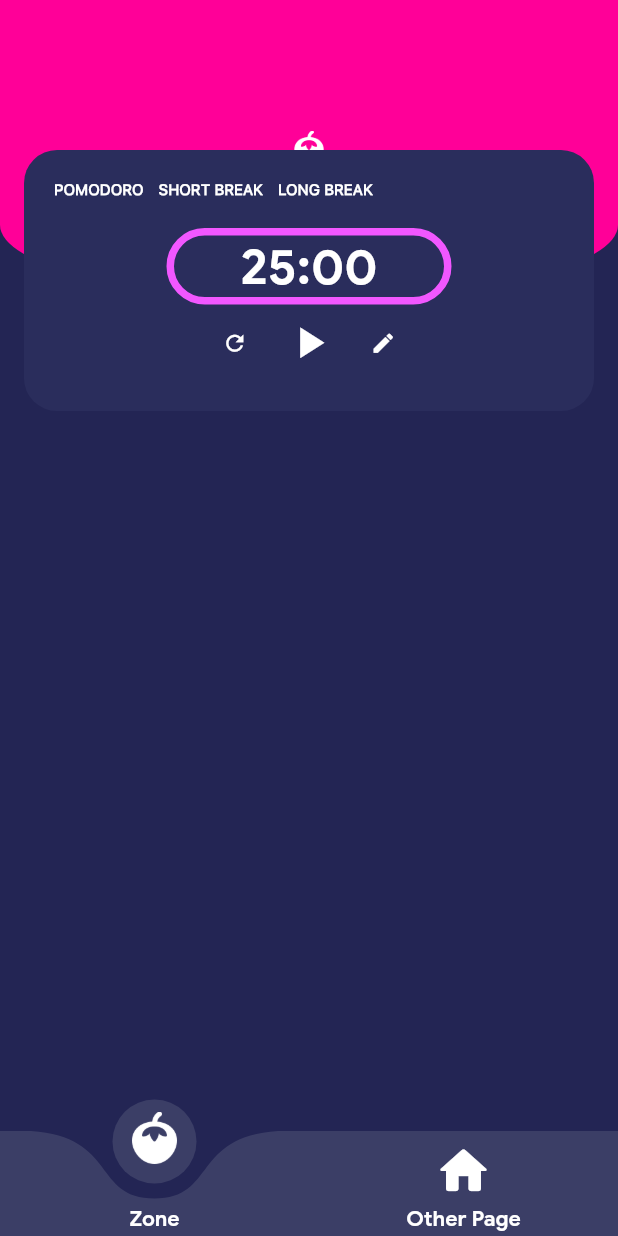
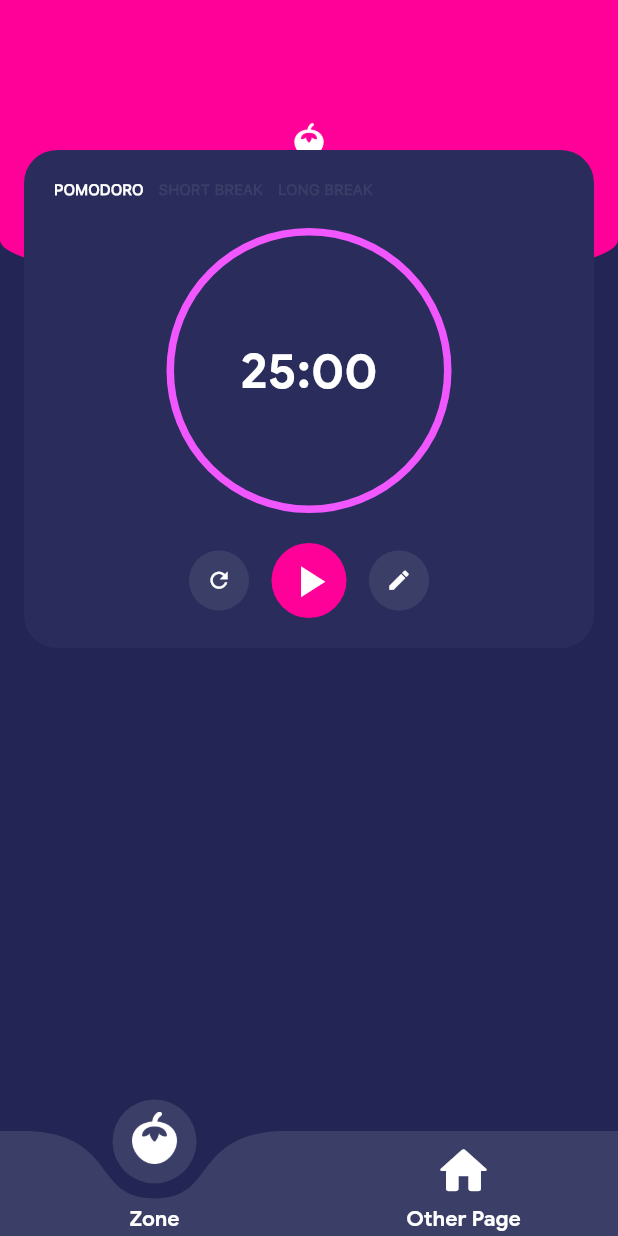
Before and after one commit to tomc128/classify-timer-trial, a Flutter app: the screen it shows after launch, on a phone screen of 412 x 824 dp. Run offline on Flutter 3.47's test engine with Material 2 defaults, Android fonts, the phone set to English and light mode, and no system bars; drawn by our look-alikes of curved_labeled_navigation_bar; project files that could hold a hidden picture were left out.

Commit message:
Fix clock aspect ratio, button backgrounds

```diff
--- a/lib/pages/zone.dart
+++ b/lib/pages/zone.dart
@@ -17,12 +17,12 @@ class _ZonePageState extends State<ZonePage> {
     return Stack(
       children: [
         Container(
-          height: 200,
+          height: 190,
           decoration: BoxDecoration(
             color: kHeaderPink,
             borderRadius: BorderRadius.only(
-              bottomLeft: Radius.elliptical(screenWidth / 2, 50),
-              bottomRight: Radius.elliptical(screenWidth / 2, 50),
+              bottomLeft: Radius.elliptical(screenWidth / 2, 30),
+              bottomRight: Radius.elliptical(screenWidth / 2, 30),
             ),
           ),
           child: const Center(
@@ -52,19 +52,21 @@ class _ZonePageState extends State<ZonePage> {
                   const SizedBox(width: 10),
                   Text(
                     'SHORT BREAK',
-                    style: kSFTextStyle.copyWith(fontSize: 10, color: Colors.white),
+                    style: kSFTextStyle.copyWith(fontSize: 10, color: kPurpleColor2),
                   ),
                   const SizedBox(width: 10),
                   Text(
                     'LONG BREAK',
-                    style: kSFTextStyle.copyWith(fontSize: 10, color: Colors.white),
+                    style: kSFTextStyle.copyWith(fontSize: 10, color: kPurpleColor2),
                   ),
                 ],
               ),
 
               // Clock
               Container(
-                margin: const EdgeInsets.fromLTRB(75, 20, 75, 0),
+                margin: const EdgeInsets.fromLTRB(75, 20, 75, 20),
+                width: 190,
+                height: 190,
                 decoration: BoxDecoration(
                   borderRadius: BorderRadius.circular(1000),
                   border: Border.all(color: homePink, width: 5),
@@ -81,23 +83,35 @@ class _ZonePageState extends State<ZonePage> {
               Row(
                 mainAxisAlignment: MainAxisAlignment.center,
                 children: [
-                  IconButton.filled(
+                  CircleAvatar(
+                    backgroundColor: kPurpleColor2,
+                    child: IconButton.filled(
                       color: Colors.white,
                       onPressed: () {},
                       icon: const Icon(Icons.refresh),
                       iconSize: 17,
                     ),
-                  IconButton.filled(
+                  ),
+                  const SizedBox(width: 15),
+                  CircleAvatar(
+                    backgroundColor: kHeaderPink,
+                    radius: 25,
+                    child: IconButton.filled(
                       color: Colors.white,
                       onPressed: () {},
                       icon: const Icon(Icons.play_arrow),
                       iconSize: 35,
                     ),
-                  IconButton.filled(
+                  ),
+                  const SizedBox(width: 15),
+                  CircleAvatar(
+                    backgroundColor: kPurpleColor2,
+                    child: IconButton.filled(
                       color: Colors.white,
                       onPressed: () {},
                       icon: const Icon(Icons.edit),
                       iconSize: 17,
+                    ),
                   ),
                 ],
               ),
```
Lines whose indentation alone changed are shown as unchanged.
